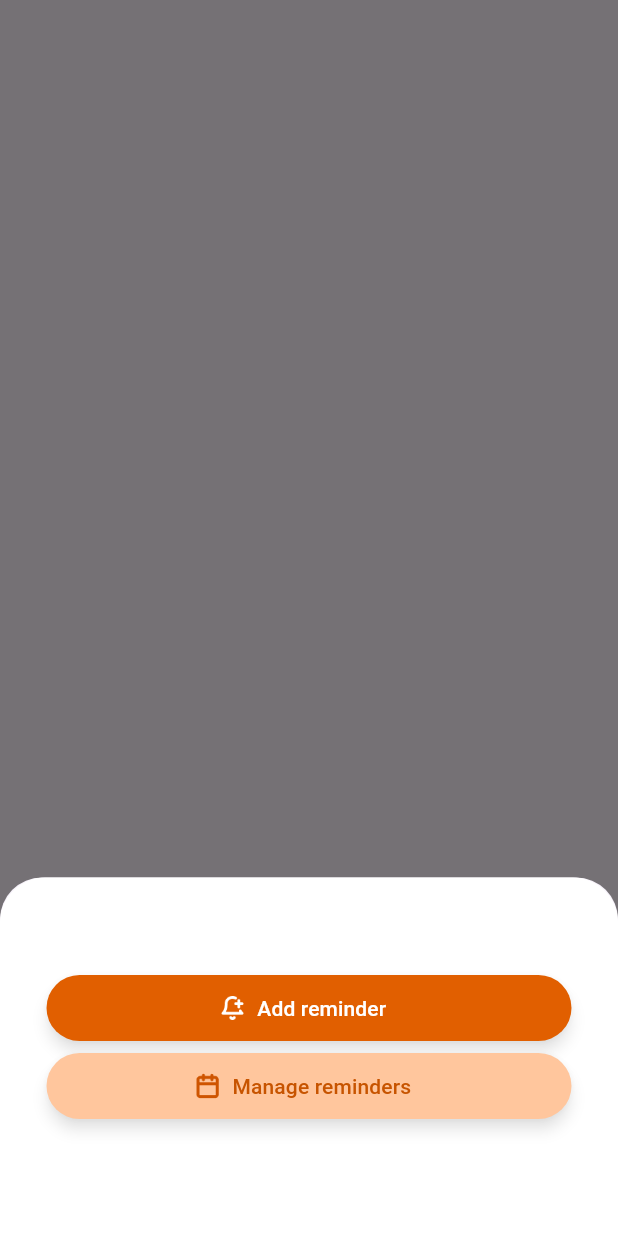
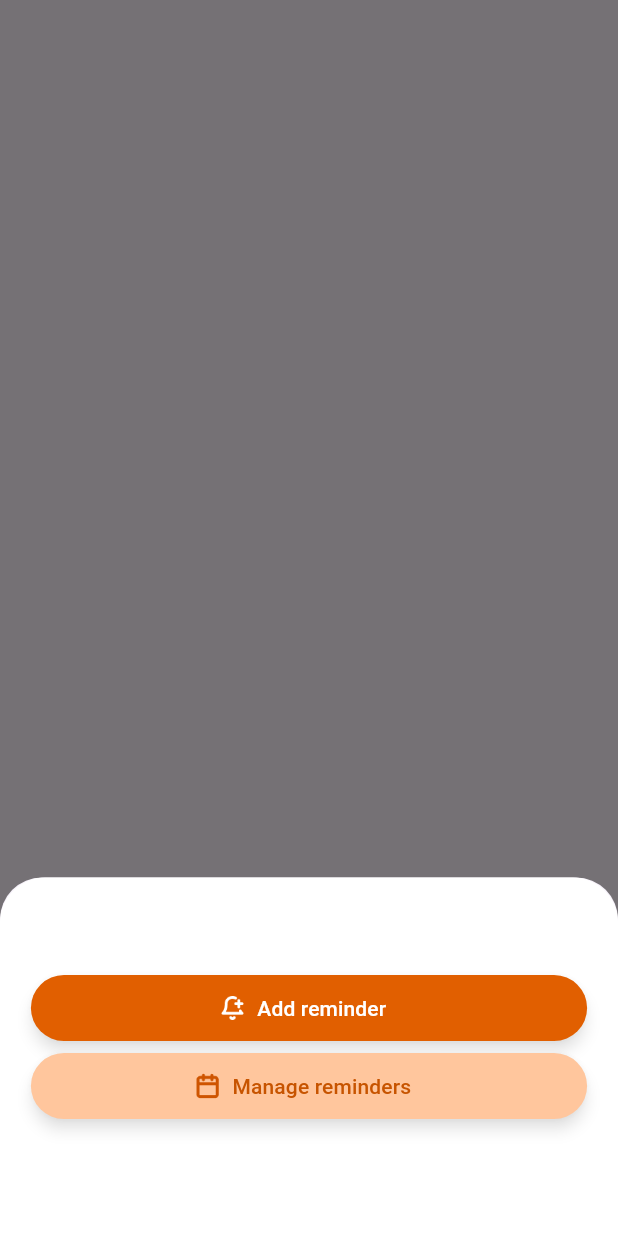
Before and after one commit to YZ1GO/L.EIC017_ES_PRJ, a Flutter app: what showControlCenter() shows on an empty page, opened directly, on a phone screen of 412 x 824 dp. Run offline on Flutter 3.47's test engine with Material 3 defaults, Android fonts, the phone set to English and light mode, and no system bars; our stand-ins replace firebase_core, firebase_database, flutter_local_notifications, permission_handler, shared_preferences; accounts and stored records are empty.

Commit message:
reformulated control center button width

```diff
--- a/app/lib/controlCenter.dart
+++ b/app/lib/controlCenter.dart
@@ -21,7 +21,7 @@ void showControlCenter(BuildContext context) {
             children: [
               SizedBox(height: 65),
               Container(
-                width: 350,
+                width: MediaQuery.of(context).size.width * 0.9,
                 height: 44,
                 child: ElevatedButton.icon(
                   onPressed: () {
@@ -42,7 +42,7 @@ void showControlCenter(BuildContext context) {
               ),
               SizedBox(height: 8),
               Container(
-                width: 350,
+                width: MediaQuery.of(context).size.width * 0.9,
                 height: 44,
                 child: ElevatedButton.icon(
                   onPressed: () {
```
